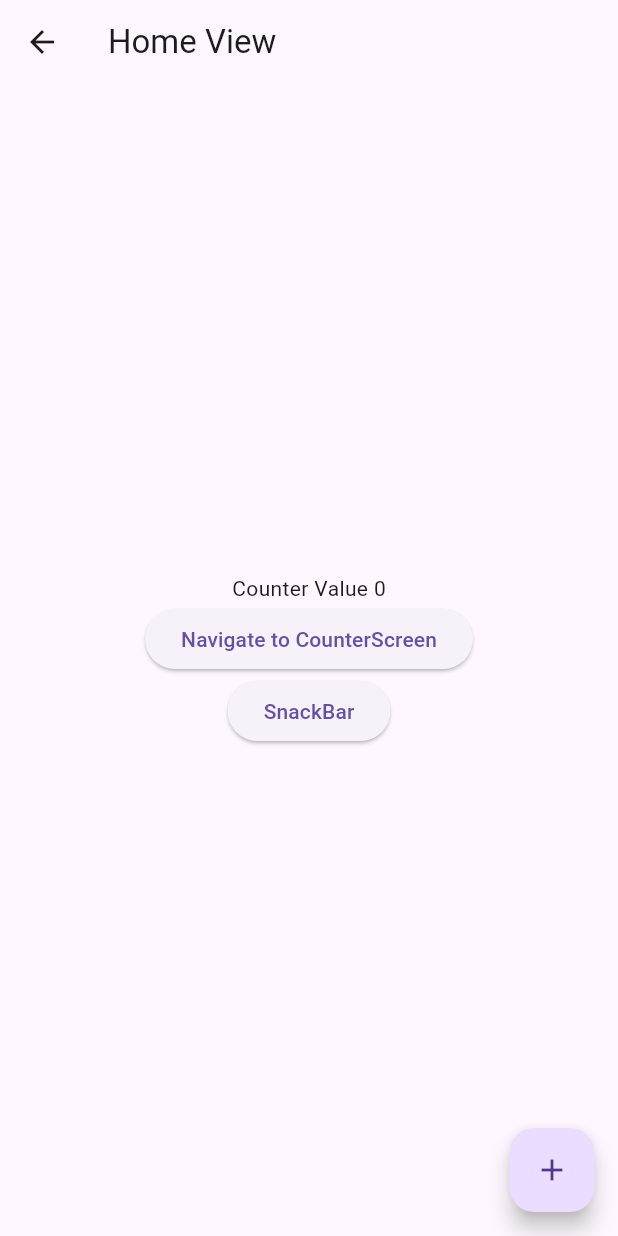
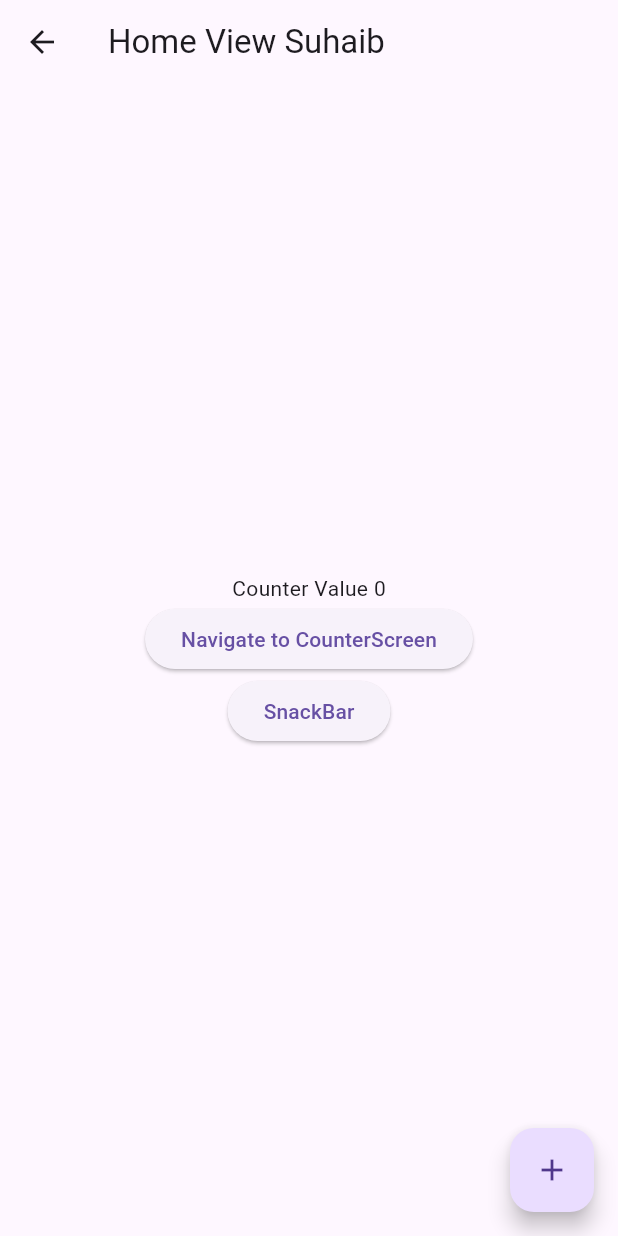
Before and after one commit to Suhaibusman/Getx_Practice, a Flutter app: the screen it shows after launch, after a tap on "Navigate to Home", on a phone screen of 412 x 824 dp. Run offline on Flutter 3.47's test engine with Material 3 defaults, Android fonts, the light colour scheme and no system bars; our stand-ins replace get.

Commit message:
Getx Practice

```diff
--- a/lib/main.dart
+++ b/lib/main.dart
@@ -26,7 +26,7 @@ class MyApp extends StatelessWidget {
         ),
          GetPage(
           name: '/homeView',
-          page: () => const HomeView(),
+          page: () =>  HomeView(),
         ),
       ],
     );
--- a/lib/ui/counter_view.dart
+++ b/lib/ui/counter_view.dart
@@ -2,7 +2,7 @@ import 'package:flutter/material.dart';
 import 'package:get/get.dart';
 
 import 'package:getx_practice/controller/counter_controller.dart';
-import 'package:getx_practice/ui/home_view.dart';
+
 
 class CounterView extends StatelessWidget {
   const CounterView({super.key});
@@ -19,7 +19,7 @@ class CounterView extends StatelessWidget {
           children: [
           Obx(()=>Text(counterController.count.value.toString())),
           ElevatedButton(onPressed: (){
-            Get.toNamed("/homeView");
+            Get.toNamed("/homeView" ,  parameters: {"name": "Suhaib"});
             // Get.to(const HomeView());
           }, child: const Text("Navigate to Home")),
            ElevatedButton(onPressed: (){
--- a/lib/ui/home_view.dart
+++ b/lib/ui/home_view.dart
@@ -1,16 +1,22 @@
+// ignore_for_file: public_member_api_docs, sort_constructors_first
 import 'package:flutter/material.dart';
 import 'package:get/get.dart';
+
 import 'package:getx_practice/controller/counter_controller.dart';
 import 'package:getx_practice/ui/counter_view.dart';
 
 class HomeView extends StatelessWidget {
-  const HomeView({super.key});
+ var name;
+  HomeView({
+    Key? key,
+    this.name,
+  }) : super(key: key);
 
   @override
   Widget build(BuildContext context) {
     CounterController counterController = Get.find<CounterController>();
     return Scaffold(
-      appBar: AppBar(title: const Text("Home View"),),
+      appBar: AppBar(title:  Text("Home View ${Get.parameters["name"]}"),),
     body: Center(
       child: Column(
         mainAxisAlignment: MainAxisAlignment.center,
```
